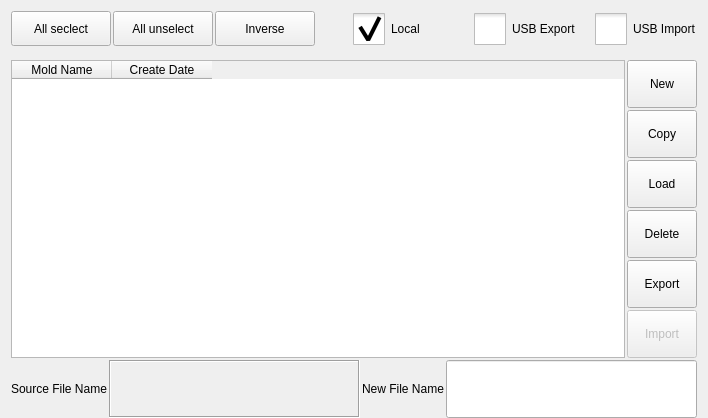
Before: the Qt Designer form function_settings/moldinformation.ui in dongdong-2009/3-5AxisRobot, drawn with Qt 5.
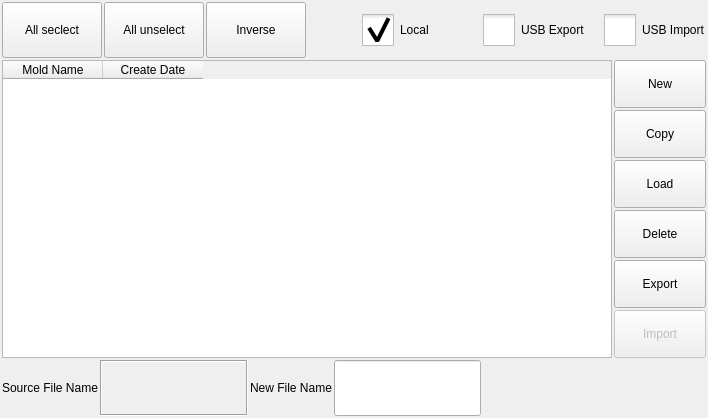
After: the same form once the commit is applied. Icons and pictures are not drawn. Custom widgets are drawn as their Qt base class.

Patch:
```diff
--- a/function_settings/moldinformation.ui
+++ b/function_settings/moldinformation.ui
@@ -56,22 +56,26 @@
   <property name="frameShadow">
    <enum>QFrame::Plain</enum>
   </property>
-  <layout class="QVBoxLayout" name="verticalLayout_2">
-   <property name="spacing">
+  <layout class="QGridLayout" name="gridLayout">
+   <property name="leftMargin">
     <number>2</number>
    </property>
    <property name="topMargin">
-    <number>0</number>
+    <number>2</number>
+   </property>
+   <property name="rightMargin">
+    <number>2</number>
    </property>
    <property name="bottomMargin">
-    <number>0</number>
+    <number>2</number>
    </property>
-   <item>
-    <layout class="QHBoxLayout" name="horizontalLayout">
-     <item>
+   <property name="spacing">
+    <number>2</number>
+   </property>
+   <item row="0" column="0">
       <widget class="QToolButton" name="allToolButton">
        <property name="sizePolicy">
-        <sizepolicy hsizetype="Fixed" vsizetype="Fixed">
+      <sizepolicy hsizetype="Fixed" vsizetype="Preferred">
          <horstretch>0</horstretch>
          <verstretch>0</verstretch>
         </sizepolicy>
@@ -79,13 +83,7 @@
        <property name="minimumSize">
         <size>
          <width>100</width>
-         <height>35</height>
-        </size>
-       </property>
-       <property name="maximumSize">
-        <size>
-         <width>100</width>
-         <height>35</height>
+       <height>0</height>
         </size>
        </property>
        <property name="layoutDirection">
@@ -102,7 +100,7 @@
        </property>
       </widget>
      </item>
-     <item>
+   <item row="0" column="1">
       <widget class="QToolButton" name="unselectToolButton">
        <property name="sizePolicy">
         <sizepolicy hsizetype="Minimum" vsizetype="Preferred">
@@ -113,13 +111,7 @@
        <property name="minimumSize">
         <size>
          <width>100</width>
-         <height>35</height>
-        </size>
-       </property>
-       <property name="maximumSize">
-        <size>
-         <width>100</width>
-         <height>35</height>
+       <height>0</height>
         </size>
        </property>
        <property name="layoutDirection">
@@ -136,7 +128,7 @@
        </property>
       </widget>
      </item>
-     <item>
+   <item row="0" column="2">
       <widget class="QToolButton" name="InverseToolButton">
        <property name="sizePolicy">
         <sizepolicy hsizetype="Minimum" vsizetype="Preferred">
@@ -147,13 +139,7 @@
        <property name="minimumSize">
         <size>
          <width>100</width>
-         <height>35</height>
-        </size>
-       </property>
-       <property name="maximumSize">
-        <size>
-         <width>100</width>
-         <height>35</height>
+       <height>0</height>
         </size>
        </property>
        <property name="layoutDirection">
@@ -170,20 +156,20 @@
        </property>
       </widget>
      </item>
-     <item>
+   <item row="0" column="3">
       <spacer name="horizontalSpacer">
        <property name="orientation">
         <enum>Qt::Horizontal</enum>
        </property>
        <property name="sizeHint" stdset="0">
         <size>
-         <width>40</width>
+       <width>35</width>
          <height>20</height>
         </size>
        </property>
       </spacer>
      </item>
-     <item>
+   <item row="0" column="4">
       <widget class="QCheckBox" name="localBox">
        <property name="sizePolicy">
         <sizepolicy hsizetype="Fixed" vsizetype="Preferred">
@@ -211,7 +197,7 @@
        </attribute>
       </widget>
      </item>
-     <item>
+   <item row="0" column="5">
       <widget class="QCheckBox" name="exportCheckBox">
        <property name="sizePolicy">
         <sizepolicy hsizetype="Fixed" vsizetype="Preferred">
@@ -239,7 +225,7 @@
        </attribute>
       </widget>
      </item>
-     <item>
+   <item row="0" column="6">
       <widget class="QCheckBox" name="importCheckBox">
        <property name="sizePolicy">
         <sizepolicy hsizetype="Fixed" vsizetype="Preferred">
@@ -264,9 +250,7 @@
        </attribute>
       </widget>
      </item>
-    </layout>
-   </item>
-   <item>
+   <item row="1" column="0" colspan="7">
     <layout class="QHBoxLayout" name="horizontalLayout_3">
      <item>
       <widget class="ICTableWidget" name="informationTableWidget">
@@ -321,13 +305,13 @@
          </property>
          <property name="minimumSize">
           <size>
-           <width>70</width>
+           <width>0</width>
            <height>48</height>
           </size>
          </property>
          <property name="maximumSize">
           <size>
-           <width>70</width>
+           <width>16777215</width>
            <height>48</height>
           </size>
          </property>
@@ -346,13 +330,13 @@
          </property>
          <property name="minimumSize">
           <size>
-           <width>70</width>
+           <width>0</width>
            <height>48</height>
           </size>
          </property>
          <property name="maximumSize">
           <size>
-           <width>70</width>
+           <width>16777215</width>
            <height>48</height>
           </size>
          </property>
@@ -371,13 +355,13 @@
          </property>
          <property name="minimumSize">
           <size>
-           <width>70</width>
+           <width>0</width>
            <height>48</height>
           </size>
          </property>
          <property name="maximumSize">
           <size>
-           <width>70</width>
+           <width>16777215</width>
            <height>48</height>
           </size>
          </property>
@@ -396,13 +380,13 @@
          </property>
          <property name="minimumSize">
           <size>
-           <width>70</width>
+           <width>0</width>
            <height>48</height>
           </size>
          </property>
          <property name="maximumSize">
           <size>
-           <width>70</width>
+           <width>16777215</width>
            <height>48</height>
           </size>
          </property>
@@ -421,13 +405,13 @@
          </property>
          <property name="minimumSize">
           <size>
-           <width>70</width>
+           <width>0</width>
            <height>48</height>
           </size>
          </property>
          <property name="maximumSize">
           <size>
-           <width>70</width>
+           <width>16777215</width>
            <height>48</height>
           </size>
          </property>
@@ -449,13 +433,13 @@
          </property>
          <property name="minimumSize">
           <size>
-           <width>70</width>
+           <width>0</width>
            <height>48</height>
           </size>
          </property>
          <property name="maximumSize">
           <size>
-           <width>70</width>
+           <width>16777215</width>
            <height>48</height>
           </size>
          </property>
@@ -468,7 +452,7 @@
      </item>
     </layout>
    </item>
-   <item>
+   <item row="2" column="0" colspan="5">
     <layout class="QHBoxLayout" name="horizontalLayout_2">
      <item>
       <widget class="QLabel" name="label">
```
Lines whose indentation alone changed are shown as unchanged.
